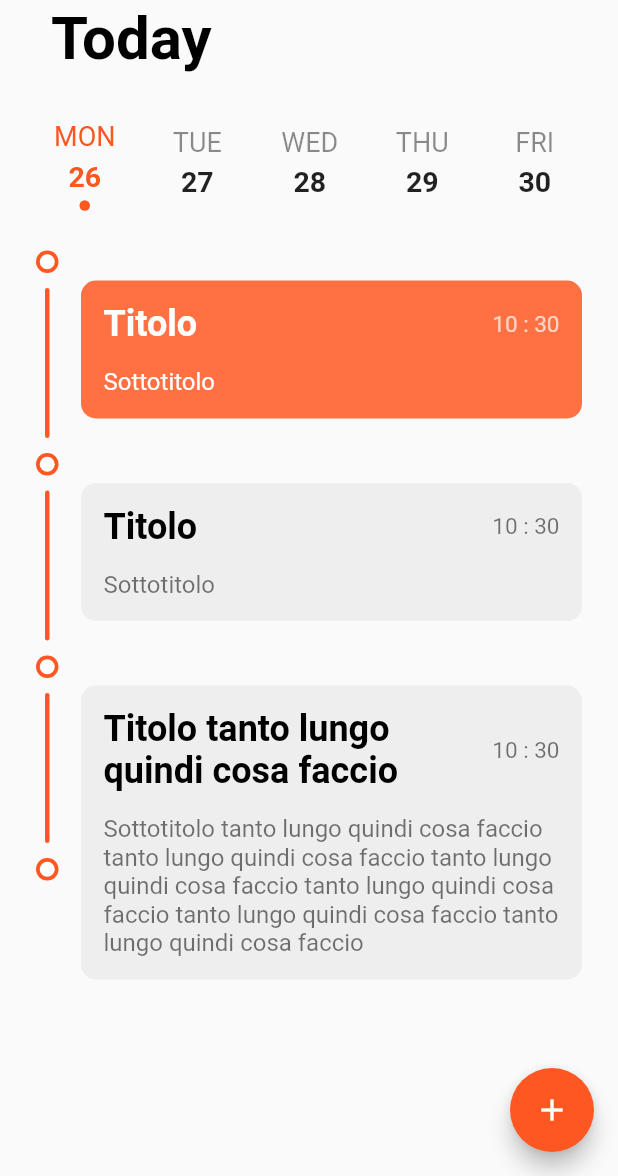
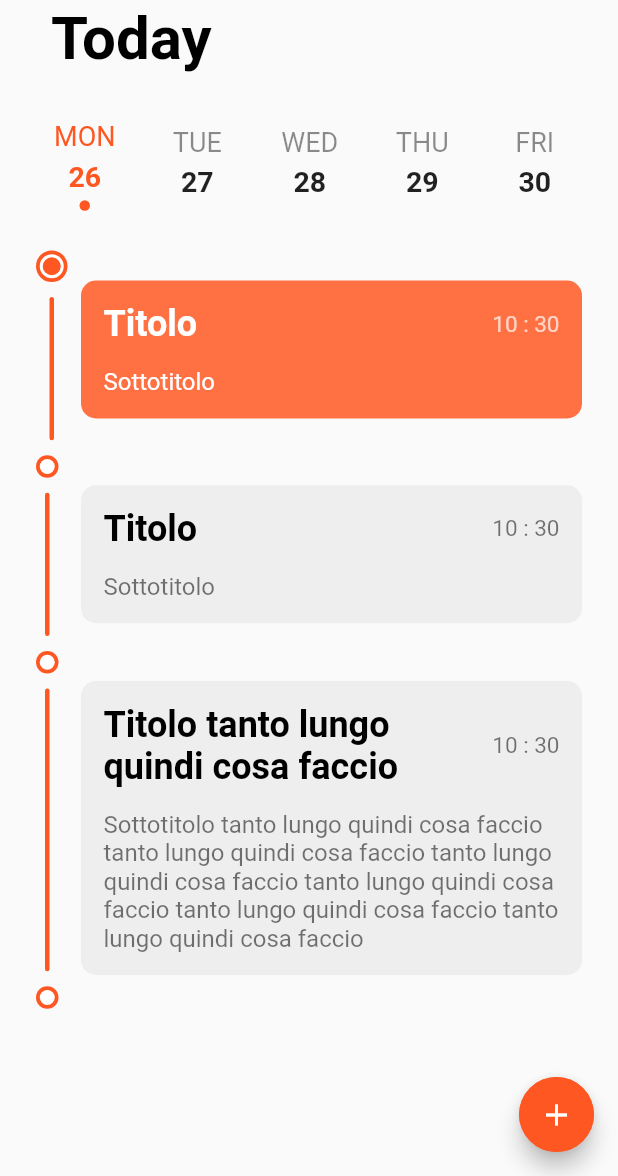
Before and after one commit to SimoneTorricelli/todoApp, a Flutter app: the screen it shows after launch, after a tap on "MON", on a phone screen of 412 x 824 dp, the part 60-1236 px from its top. Run offline on Flutter 3.47's test engine with Material 2 defaults, Android fonts, the phone set to English and light mode, and no system bars; our stand-ins replace hive; accounts and stored records are empty.

```diff
--- /dev/null
+++ b/lib/home/add_todo.dart
@@ -0,0 +1,21 @@
+import 'package:animations/animations.dart';
+import 'package:flutter/material.dart';
+
+class AddTodo extends StatefulWidget {
+  const AddTodo();
+
+  @override
+  _AddTodoState createState() => _AddTodoState();
+}
+
+class _AddTodoState extends State<AddTodo> {
+  @override
+  Widget build(BuildContext context) {
+    return Scaffold(
+      appBar: AppBar(),
+      body: Container(
+        child: Text("WEWEWWEW"),
+      ),
+    );
+  }
+}
--- a/lib/home/home.dart
+++ b/lib/home/home.dart
@@ -1,5 +1,7 @@
+import 'package:animations/animations.dart';
 import 'package:flutter/material.dart';
 import 'package:hive/hive.dart';
+import 'package:todo/home/add_todo.dart';
 import 'package:todo/utility/widget/calendar.dart';
 import 'package:todo/utility/widget/timeline.dart';
 
@@ -46,13 +48,40 @@ class _HomeState extends State<Home> {
   Widget build(BuildContext context) {
     return Scaffold(
       body: SafeArea(
-        child: Column(
-          children: const [Calendar(), Timeline()],
+        child: SingleChildScrollView(
+          physics: BouncingScrollPhysics(),
+          child: Column(
+            children: [Calendar(), Timeline()],
+          ),
         ),
       ),
-      floatingActionButton: FloatingActionButton(
-        onPressed: () {},
-        child: const Icon(Icons.add),
+      floatingActionButton: OpenContainer(
+        transitionDuration: const Duration(milliseconds: 350),
+        transitionType: ContainerTransitionType.fade,
+        openBuilder: (BuildContext context, VoidCallback _) {
+          return const AddTodo();
+        },
+        openColor: Colors.deepOrange,
+        closedColor: Colors.deepOrange,
+        closedElevation: 6,
+        closedShape: const RoundedRectangleBorder(
+          borderRadius: BorderRadius.all(
+            Radius.circular(50),
+          ),
+        ),
+        closedBuilder: (BuildContext context, VoidCallback openContainer) {
+          return Container(
+            height: 50,
+            width: 50,
+            color: Colors.deepOrange,
+            child: Center(
+              child: Icon(
+                Icons.add,
+                color: Theme.of(context).colorScheme.onSecondary,
+              ),
+            ),
+          );
+        },
       ),
     );
   }
--- a/lib/main.dart
+++ b/lib/main.dart
@@ -1,6 +1,8 @@
 import 'package:flutter/material.dart';
 import 'package:flutter/services.dart';
 import 'package:hive/hive.dart';
+import 'package:provider/provider.dart';
+import 'package:todo/utility/widget/calendar.dart';
 
 import 'home/home.dart';
 import 'model/todoModels.dart';
@@ -19,7 +21,15 @@ Future<void> main() async {
 
   Hive.registerAdapter(TodoAdapter());
 
-  runApp(const MyApp());
+  runApp(
+    MultiProvider(
+        providers: [
+          ChangeNotifierProvider(create: (context) => ReadData()),
+        ],
+        builder: (context, w) {
+          return const MyApp();
+        }),
+  );
 }
 
 class MyApp extends StatelessWidget {
--- a/lib/utility/widget/calendar.dart
+++ b/lib/utility/widget/calendar.dart
@@ -1,4 +1,11 @@
+import 'package:flutter/foundation.dart';
 import 'package:flutter/material.dart';
+import 'package:provider/provider.dart';
+import 'package:todo/utility/widget/timeline.dart';
+
+import '../../home/home.dart';
+
+DateTime selectedDate = DateTime.now(); // TO tracking date
 
 class Calendar extends StatefulWidget {
   const Calendar();
@@ -8,8 +15,6 @@ class Calendar extends StatefulWidget {
 }
 
 class _CalendarState extends State<Calendar> {
-  DateTime selectedDate = DateTime.now(); // TO tracking date
-
   int currentDateSelectedIndex = 0; //For Horizontal Date
   ScrollController scrollController =
       ScrollController(); //To Track Scroll of ListView
@@ -33,6 +38,7 @@ class _CalendarState extends State<Calendar> {
 
   @override
   Widget build(BuildContext context) {
+    ReadData readData = Provider.of<ReadData>(context);
     return Container(
       child: Column(
         crossAxisAlignment: CrossAxisAlignment.start,
@@ -85,10 +91,17 @@ class _CalendarState extends State<Calendar> {
                           physics: const BouncingScrollPhysics(),
                           itemBuilder: (BuildContext context, int index) {
                             return InkWell(
+                              key: const Key('setData'),
                               borderRadius: BorderRadius.circular(15),
                               splashColor: Colors.deepOrange.withOpacity(0),
                               highlightColor: Colors.deepOrange.withOpacity(0),
                               onTap: () {
+                                setState(() {
+                                  selectedDate =
+                                      DateTime.now().add(Duration(days: index));
+                                });
+
+                                readData.setData();
                                 if (currentDateSelectedIndex != index) {
                                   setState(() {
                                     currentDateSelectedIndex = index;
@@ -161,3 +174,22 @@ class _CalendarState extends State<Calendar> {
     );
   }
 }
+
+class ReadData with ChangeNotifier, DiagnosticableTreeMixin {
+  List<dynamic> _listToday = [];
+
+  List<dynamic>? get listToday => _listToday;
+
+  void setData() {
+    _listToday = todoList
+        .where((element) =>
+            element.data.toString().substring(0, 10) ==
+            selectedDate.toString().substring(0, 10))
+        .toList();
+    notifyListeners();
+  }
+
+  List<dynamic> getData() {
+    return _listToday;
+  }
+}
--- a/lib/utility/widget/timeline.dart
+++ b/lib/utility/widget/timeline.dart
@@ -1,18 +1,46 @@
 import 'package:flutter/material.dart';
+import 'package:provider/provider.dart';
 import 'package:todo/home/home.dart';
+import 'package:todo/utility/widget/calendar.dart';
+
+import 'calendar.dart';
 
 int currentSelectedIndex = 0;
+List<dynamic> todoOfToday = todoList;
 
 class Timeline extends StatefulWidget {
-  const Timeline();
+  Timeline();
+
+  static State<StatefulWidget>? of(BuildContext context) =>
+      context.findAncestorStateOfType();
 
   @override
   _TimelineState createState() => _TimelineState();
 }
 
 class _TimelineState extends State<Timeline> {
+  _TimelineState();
+
+  @override
+  void initState() {
+    setState(() {
+      todoOfToday = todoList
+          .where((element) =>
+              element.data.toString().substring(0, 10) ==
+              selectedDate.toString().substring(0, 10))
+          .toList();
+    });
+    super.didChangeDependencies();
+  }
+
+  @override
+  void dispose() {
+    super.dispose();
+  }
+
   @override
   Widget build(BuildContext context) {
+    ReadData readData = Provider.of<ReadData>(context);
     return Container(
       child: SingleChildScrollView(
         physics: const BouncingScrollPhysics(),
@@ -24,22 +52,25 @@ class _TimelineState extends State<Timeline> {
               Padding(
                 padding: const EdgeInsets.all(1.0),
                 child: ListView.separated(
+                    key: UniqueKey(),
                     shrinkWrap: true,
                     separatorBuilder: (BuildContext context, int index) {
                       return const SizedBox(height: 0);
                     },
-                    itemCount: todoList.length,
+                    itemCount: readData.listToday!.length,
                     //controller: scrollController,
                     scrollDirection: Axis.vertical,
                     physics: const BouncingScrollPhysics(),
                     itemBuilder: (BuildContext context, int index) {
                       return Stack(
                         children: [
-                          TimeLineGrafic(index),
+                          TimeLineGrafic(
+                              index, readData.listToday!.elementAt(index)),
                           Padding(
                             padding: const EdgeInsets.only(left: 30, top: 20),
                             child: ContainerTodo(
-                                todoList.elementAt(index), index, () {
+                                readData.listToday!.elementAt(index), index,
+                                () {
                               setState(() {
                                 currentSelectedIndex = index;
                               });
@@ -59,12 +90,56 @@ class _TimelineState extends State<Timeline> {
 
 class TimeLineGrafic extends StatelessWidget {
   final index;
-  const TimeLineGrafic(this.index);
+  final todo;
+  const TimeLineGrafic(this.index, this.todo);
 
   @override
   Widget build(BuildContext context) {
     return Column(
       children: [
+        if (index == currentSelectedIndex)
+          Stack(
+            children: [
+              AnimatedContainer(
+                height: 21,
+                width: 21,
+                decoration: BoxDecoration(
+                    color: Colors.deepOrange,
+                    borderRadius: BorderRadius.circular(50)),
+                duration: const Duration(milliseconds: 800),
+                curve: Curves.bounceIn,
+              ),
+              Positioned.fill(
+                child: Align(
+                  alignment: Alignment.center,
+                  child: AnimatedContainer(
+                    height: 16,
+                    width: 16,
+                    decoration: BoxDecoration(
+                        color: Colors.white,
+                        borderRadius: BorderRadius.circular(50)),
+                    duration: const Duration(milliseconds: 800),
+                    curve: Curves.bounceIn,
+                  ),
+                ),
+              ),
+              Positioned.fill(
+                child: Align(
+                  alignment: Alignment.center,
+                  child: AnimatedContainer(
+                    height: 12,
+                    width: 12,
+                    decoration: BoxDecoration(
+                        color: Colors.deepOrange,
+                        borderRadius: BorderRadius.circular(50)),
+                    duration: const Duration(milliseconds: 800),
+                    curve: Curves.bounceIn,
+                  ),
+                ),
+              ),
+            ],
+          )
+        else
           Stack(
             children: [
               AnimatedContainer(
@@ -95,7 +170,7 @@ class TimeLineGrafic extends StatelessWidget {
           height: 10,
         ),
         AnimatedContainer(
-          height: 100,
+          height: todo.sottotitolo.length / 2 + 90.0,
           width: 3,
           decoration: BoxDecoration(
               color: Colors.deepOrange,
--- a/pubspec.yaml
+++ b/pubspec.yaml
@@ -34,6 +34,8 @@ dependencies:
   hive_generator: ^1.1.2
   hive_flutter: ^1.1.0
   build_runner: ^2.1.8
+  animations: ^2.0.2
+  provider: ^6.0.2
 
   # The following adds the Cupertino Icons font to your application.
   # Use with the CupertinoIcons class for iOS style icons.
```
Also changed, not shown: pubspec.lock. Lines whose indentation alone changed are shown as unchanged.
